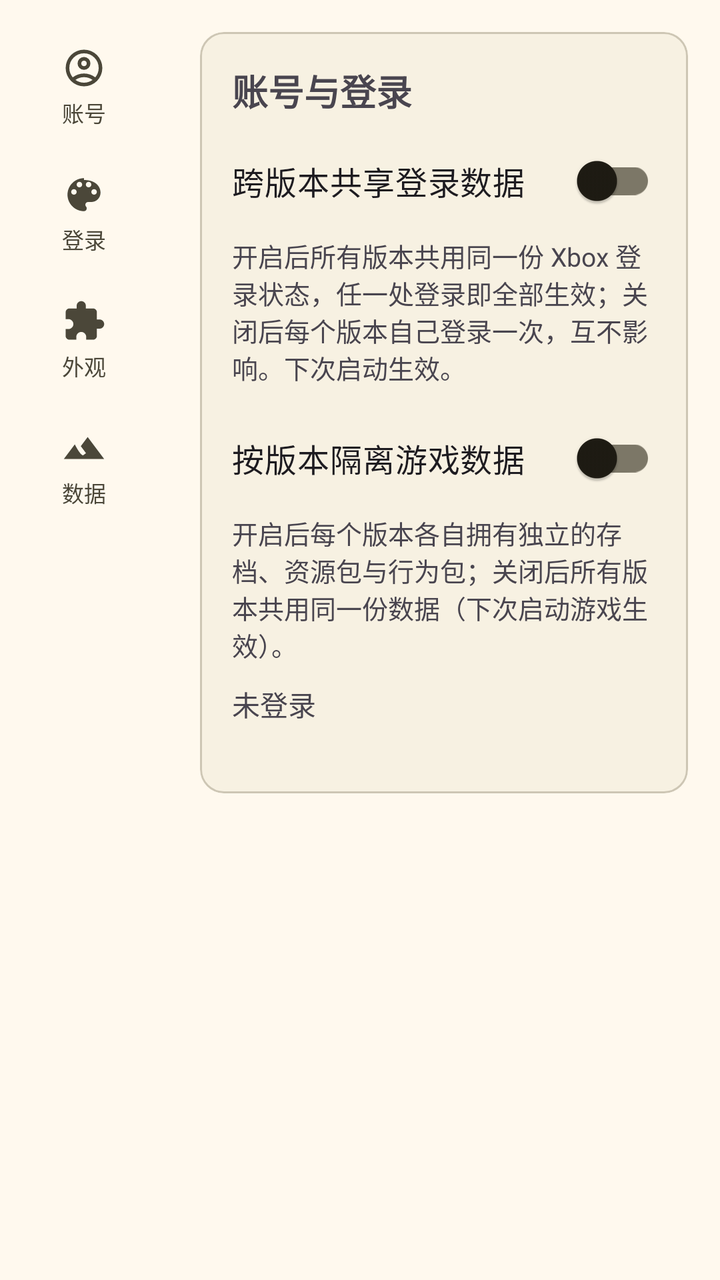
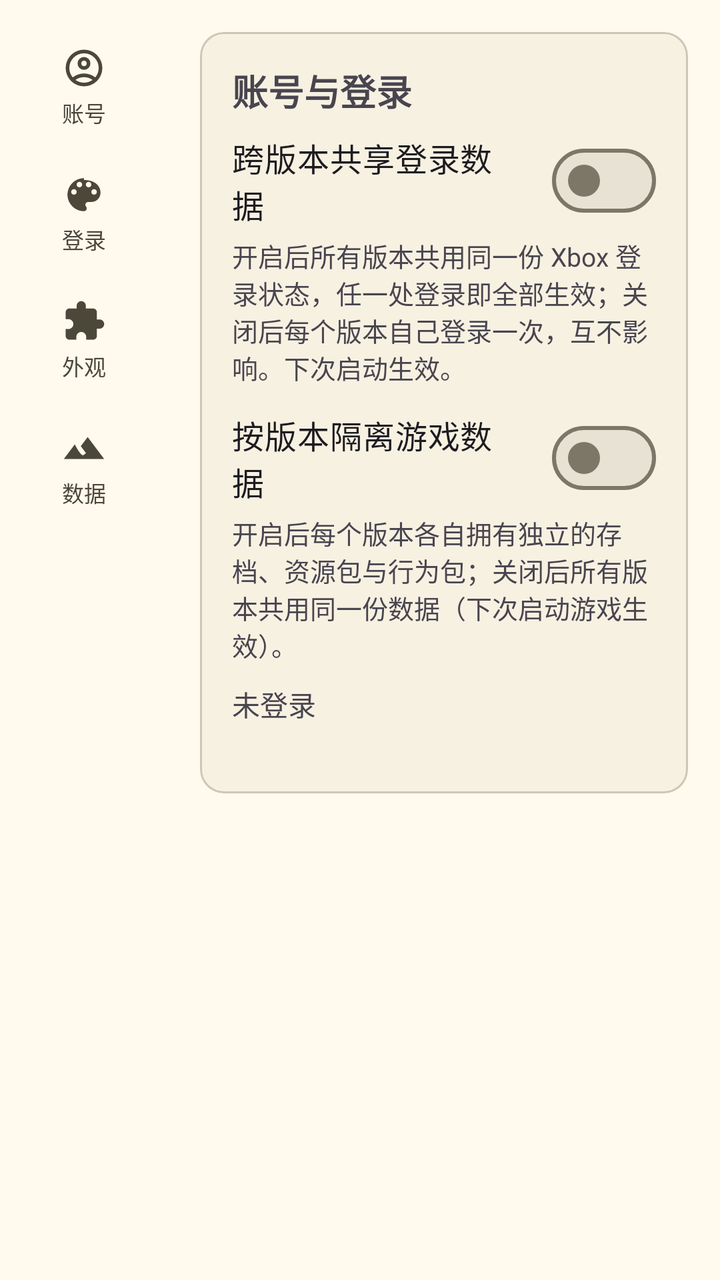

Compare the two renders of this Android layout. The source of the first and the diff that turns it into the second are given below.
<!-- AndroidManifest.xml: application theme AppTheme -->
<!-- res/layout/fragment_setting.xml -->
<?xml version="1.0" encoding="utf-8"?>
<LinearLayout xmlns:android="http://schemas.android.com/apk/res/android"
    xmlns:app="http://schemas.android.com/apk/res-auto"
    android:layout_width="match_parent"
    android:layout_height="match_parent"
    android:background="?android:attr/colorBackground"
    android:orientation="horizontal">

    <ScrollView
        android:id="@+id/sidebar_scroll"
        android:layout_width="84dp"
        android:layout_height="match_parent"
        android:background="?android:attr/colorBackground"
        android:scrollbars="none">

        <LinearLayout
            android:id="@+id/sidebar"
            style="@style/Sidebar">

            <LinearLayout
                android:id="@+id/nav_account"
                style="@style/SidebarItem">

                <ImageView style="@style/SidebarItemIcon" android:src="@drawable/ic_account_circle" android:contentDescription="@null" />

                <TextView style="@style/SidebarItemText" android:text="@string/setting_nav_account" />
            </LinearLayout>

            <LinearLayout
                android:id="@+id/nav_login"
                style="@style/SidebarItem">

                <ImageView style="@style/SidebarItemIcon" android:src="@drawable/ic_nav_resource" android:contentDescription="@null" />

                <TextView style="@style/SidebarItemText" android:text="@string/setting_nav_login" />
            </LinearLayout>

            <LinearLayout
                android:id="@+id/nav_appearance"
                style="@style/SidebarItem">

                <ImageView style="@style/SidebarItemIcon" android:src="@drawable/ic_nav_behavior" android:contentDescription="@null" />

                <TextView style="@style/SidebarItemText" android:text="@string/setting_nav_appearance" />
            </LinearLayout>

            <LinearLayout
                android:id="@+id/nav_data"
                style="@style/SidebarItem">

                <ImageView style="@style/SidebarItemIcon" android:src="@drawable/ic_nav_world" android:contentDescription="@null" />

                <TextView style="@style/SidebarItemText" android:text="@string/setting_nav_data" />
            </LinearLayout>
        </LinearLayout>
    </ScrollView>

        <ScrollView
            android:layout_width="0dp"
            android:layout_height="match_parent"
            android:layout_weight="1"
            android:fillViewport="true">

            <LinearLayout
                android:layout_width="match_parent"
                android:layout_height="wrap_content"
                android:orientation="vertical"
                android:paddingStart="16dp"
                android:paddingTop="16dp"
                android:paddingEnd="16dp"
                android:paddingBottom="24dp">

                
                <LinearLayout
                    android:id="@+id/group_account"
                    android:layout_width="match_parent"
                    android:layout_height="wrap_content"
                    android:orientation="vertical">

                    <com.google.android.material.card.MaterialCardView
                        android:layout_width="match_parent"
                        android:layout_height="wrap_content"
                        app:cardCornerRadius="12dp"
                        app:cardElevation="1dp">

                        <LinearLayout
                            android:layout_width="match_parent"
                            android:layout_height="wrap_content"
                            android:orientation="vertical"
                            android:padding="16dp">

                            <TextView
                                android:layout_width="wrap_content"
                                android:layout_height="wrap_content"
                                android:text="@string/account_section_header"
                                android:textSize="18sp"
                                android:textStyle="bold" />

                            <com.google.android.material.switchmaterial.SwitchMaterial
                                android:id="@+id/identity_share"
                                android:layout_width="match_parent"
                                android:layout_height="wrap_content"
                                android:layout_marginTop="8dp"
                                android:text="@string/account_share_toggle"
                                android:textSize="16sp" />

                            <TextView
                                android:id="@+id/identity_summary"
                                android:layout_width="match_parent"
                                android:layout_height="wrap_content"
                                android:layout_marginTop="4dp"
                                android:text="@string/identity_share_summary"
                                android:textColor="?android:attr/textColorSecondary"
                                android:textSize="13sp" />

                            <com.google.android.material.switchmaterial.SwitchMaterial
                                android:id="@+id/version_isolation"
                                android:layout_width="match_parent"
                                android:layout_height="wrap_content"
                                android:layout_marginTop="12dp"
                                android:text="@string/setting_version_isolation_toggle"
                                android:textSize="16sp" />

                            <TextView
                                android:layout_width="match_parent"
                                android:layout_height="wrap_content"
                                android:layout_marginTop="4dp"
                                android:text="@string/setting_version_isolation_summary"
                                android:textColor="?android:attr/textColorSecondary"
                                android:textSize="13sp" />

                            <TextView
                                android:id="@+id/account_line"
                                android:layout_width="match_parent"
                                android:layout_height="wrap_content"
                                android:layout_marginTop="10dp"
                                android:text="@string/account_not_signed_in"
                                android:textSize="14sp" />

                            <TextView
                                android:id="@+id/identity_path"
                                android:layout_width="match_parent"
                                android:layout_height="wrap_content"
                                android:layout_marginTop="2dp"
                                android:textIsSelectable="true"
                                android:textSize="12sp"
                                android:typeface="monospace" />
                        </LinearLayout>
                    </com.google.android.material.card.MaterialCardView>
                </LinearLayout>

                
                <LinearLayout
                    android:id="@+id/group_login"
                    android:layout_width="match_parent"
                    android:layout_height="wrap_content"
                    android:orientation="vertical"
                    android:visibility="gone">

                    <com.google.android.material.card.MaterialCardView
                        android:layout_width="match_parent"
                        android:layout_height="wrap_content"
                        app:cardCornerRadius="12dp"
                        app:cardElevation="1dp">

                        <LinearLayout
                            android:layout_width="match_parent"
                            android:layout_height="wrap_content"
                            android:orientation="vertical"
                            android:padding="16dp">

                            <TextView
                                android:layout_width="wrap_content"
                                android:layout_height="wrap_content"
                                android:text="@string/account_login_method_header"
                                android:textSize="18sp"
                                android:textStyle="bold" />

                            <com.google.android.material.switchmaterial.SwitchMaterial
                                android:id="@+id/login_webview"
                                android:layout_width="match_parent"
                                android:layout_height="wrap_content"
                                android:layout_marginTop="8dp"
                                android:text="@string/account_webview_toggle"
                                android:textSize="16sp" />

                            <TextView
                                android:layout_width="match_parent"
                                android:layout_height="wrap_content"
                                android:layout_marginTop="4dp"
                                android:text="@string/account_webview_summary"
                                android:textColor="?android:attr/textColorSecondary"
                                android:textSize="13sp" />
                        </LinearLayout>
                    </com.google.android.material.card.MaterialCardView>
                </LinearLayout>

                
                <LinearLayout
                    android:id="@+id/group_appearance"
                    android:layout_width="match_parent"
                    android:layout_height="wrap_content"
                    android:orientation="vertical"
                    android:visibility="gone">

                    <com.google.android.material.card.MaterialCardView
                        android:layout_width="match_parent"
                        android:layout_height="wrap_content"
                        app:cardCornerRadius="12dp"
                        app:cardElevation="1dp">

                        <LinearLayout
                            android:layout_width="match_parent"
                            android:layout_height="wrap_content"
                            android:orientation="vertical"
                            android:padding="16dp">

                            <TextView
                                android:layout_width="wrap_content"
                                android:layout_height="wrap_content"
                                android:text="@string/setting_appearance_header"
                                android:textSize="18sp"
                                android:textStyle="bold" />

                            <com.google.android.material.switchmaterial.SwitchMaterial
                                android:id="@+id/auto_validate"
                                android:layout_width="match_parent"
                                android:layout_height="wrap_content"
                                android:layout_marginTop="8dp"
                                android:text="@string/setting_auto_validate_toggle"
                                android:textSize="16sp" />

                            <TextView
                                android:layout_width="match_parent"
                                android:layout_height="wrap_content"
                                android:layout_marginTop="4dp"
                                android:text="@string/setting_auto_validate_summary"
                                android:textColor="?android:attr/textColorSecondary"
                                android:textSize="13sp" />

                            <com.google.android.material.button.MaterialButton
                                android:id="@+id/clear_cache"
                                style="?attr/materialButtonOutlinedStyle"
                                android:layout_width="wrap_content"
                                android:layout_height="wrap_content"
                                android:layout_marginTop="12dp"
                                android:text="@string/setting_clear_cache_button"
                                app:cornerRadius="8dp" />
                        </LinearLayout>
                    </com.google.android.material.card.MaterialCardView>
                </LinearLayout>

                
                <LinearLayout
                    android:id="@+id/group_data"
                    android:layout_width="match_parent"
                    android:layout_height="wrap_content"
                    android:orientation="vertical"
                    android:visibility="gone">

                    <com.google.android.material.card.MaterialCardView
                        android:layout_width="match_parent"
                        android:layout_height="wrap_content"
                        app:cardCornerRadius="12dp"
                        app:cardElevation="1dp">

                        <LinearLayout
                            android:layout_width="match_parent"
                            android:layout_height="wrap_content"
                            android:orientation="vertical"
                            android:padding="16dp">

                            <TextView
                                android:layout_width="wrap_content"
                                android:layout_height="wrap_content"
                                android:text="@string/setting_install_data_header"
                                android:textSize="18sp"
                                android:textStyle="bold" />

                            <TextView
                                android:id="@+id/version_line"
                                android:layout_width="match_parent"
                                android:layout_height="wrap_content"
                                android:layout_marginTop="8dp"
                                android:text="@string/setting_version_placeholder"
                                android:textSize="14sp" />

                            <TextView
                                android:id="@+id/instance_path"
                                android:layout_width="match_parent"
                                android:layout_height="wrap_content"
                                android:layout_marginTop="2dp"
                                android:textIsSelectable="true"
                                android:textSize="12sp"
                                android:typeface="monospace" />
                        </LinearLayout>
                    </com.google.android.material.card.MaterialCardView>

                    <com.google.android.material.card.MaterialCardView
                        android:layout_width="match_parent"
                        android:layout_height="wrap_content"
                        android:layout_marginTop="12dp"
                        app:cardCornerRadius="12dp"
                        app:cardElevation="1dp">

                        <LinearLayout
                            android:layout_width="match_parent"
                            android:layout_height="wrap_content"
                            android:orientation="vertical"
                            android:padding="16dp">

                            <TextView
                                android:layout_width="wrap_content"
                                android:layout_height="wrap_content"
                                android:text="@string/setting_runtime_header"
                                android:textSize="18sp"
                                android:textStyle="bold" />

                            <TextView
                                android:id="@+id/runtime_line"
                                android:layout_width="match_parent"
                                android:layout_height="wrap_content"
                                android:layout_marginTop="8dp"
                                android:text="@string/setting_runtime_not_started"
                                android:textSize="14sp" />

                            <TextView
                                android:id="@+id/hook_line"
                                android:layout_width="match_parent"
                                android:layout_height="wrap_content"
                                android:layout_marginTop="2dp"
                                android:textColor="?android:attr/textColorSecondary"
                                android:textSize="13sp" />

                            <com.google.android.material.button.MaterialButton
                                android:id="@+id/rescan_plugins"
                                style="?attr/materialButtonOutlinedStyle"
                                android:layout_width="wrap_content"
                                android:layout_height="wrap_content"
                                android:layout_marginTop="10dp"
                                android:text="@string/setting_rescan_plugins_button"
                                app:cornerRadius="8dp" />
                        </LinearLayout>
                    </com.google.android.material.card.MaterialCardView>
                </LinearLayout>
            </LinearLayout>
        </ScrollView>
</LinearLayout>
<!-- resources referenced by this layout -->
<resources>
  <string name="account_login_method_header">登录方式</string>
  <string name="account_not_signed_in">未登录</string>
  <string name="account_section_header">账号与登录</string>
  <string name="account_share_toggle">跨版本共享登录数据</string>
  <string name="account_webview_summary">默认用系统浏览器打开微软登录页。开启后改用内置 WebView；若微软拒绝内嵌浏览器会自动回退到系统浏览器。</string>
  <string name="account_webview_toggle">在应用内使用 WebView 登录</string>
  <string name="identity_share_summary">开启后所有版本共用同一份 Xbox 登录状态，任一处登录即全部生效；关闭后每个版本自己登录一次，互不影响。下次启动生效。</string>
  <string name="setting_appearance_header">外观与启动</string>
  <string name="setting_auto_validate_summary">关闭后不再每次联网向 Xbox 校验，只按本地记录显示登录状态。</string>
  <string name="setting_auto_validate_toggle">启动前自动校验登录状态</string>
  <string name="setting_clear_cache_button">清除缓存</string>
  <string name="setting_install_data_header">安装与数据</string>
  <string name="setting_nav_account">账号</string>
  <string name="setting_nav_appearance">外观</string>
  <string name="setting_nav_data">数据</string>
  <string name="setting_nav_login">登录</string>
  <string name="setting_rescan_plugins_button">重新扫描插件</string>
  <string name="setting_runtime_header">运行时</string>
  <string name="setting_runtime_not_started">运行时未启动</string>
  <string name="setting_version_isolation_toggle">按版本隔离游戏数据</string>
  <string name="setting_version_placeholder">版本：—</string>
  <color name="md_theme_primary">#6D5E0F</color>
  <color name="md_theme_onPrimary">#FFFFFF</color>
  <color name="md_theme_primaryContainer">#F8E287</color>
  <color name="md_theme_onPrimaryContainer">#534600</color>
  <color name="md_theme_secondary">#665E40</color>
  <color name="md_theme_onSecondary">#FFFFFF</color>
  <color name="md_theme_secondaryContainer">#EEE2BC</color>
  <color name="md_theme_onSecondaryContainer">#4E472A</color>
  <color name="md_theme_tertiary">#43664E</color>
  <color name="md_theme_onTertiary">#FFFFFF</color>
  <color name="md_theme_tertiaryContainer">#C5ECCE</color>
  <color name="md_theme_onTertiaryContainer">#2C4E38</color>
  <color name="md_theme_error">#BA1A1A</color>
  <color name="md_theme_onError">#FFFFFF</color>
  <color name="md_theme_errorContainer">#FFDAD6</color>
  <color name="md_theme_onErrorContainer">#93000A</color>
  <color name="md_theme_background">#FFF9EE</color>
  <color name="md_theme_onBackground">#1E1B13</color>
  <color name="md_theme_surface">#FFF9EE</color>
  <color name="md_theme_onSurface">#1E1B13</color>
  <color name="md_theme_surfaceVariant">#EAE2D0</color>
  <color name="md_theme_onSurfaceVariant">#4B4739</color>
  <color name="md_theme_outline">#7C7767</color>
  <color name="md_theme_outlineVariant">#CDC6B4</color>
  <color name="md_theme_inverseSurface">#333027</color>
  <color name="md_theme_inverseOnSurface">#F7F0E2</color>
  <color name="md_theme_inversePrimary">#DBC66E</color>
  <color name="md_theme_primaryFixed">#F8E287</color>
  <color name="md_theme_onPrimaryFixed">#221B00</color>
  <color name="md_theme_primaryFixedDim">#DBC66E</color>
  <color name="md_theme_onPrimaryFixedVariant">#534600</color>
  <color name="md_theme_secondaryFixed">#EEE2BC</color>
  <color name="md_theme_onSecondaryFixed">#211B04</color>
  <color name="md_theme_secondaryFixedDim">#D1C6A1</color>
  <color name="md_theme_onSecondaryFixedVariant">#4E472A</color>
  <color name="md_theme_tertiaryFixed">#C5ECCE</color>
  <color name="md_theme_onTertiaryFixed">#00210F</color>
  <color name="md_theme_tertiaryFixedDim">#A9D0B3</color>
  <color name="md_theme_onTertiaryFixedVariant">#2C4E38</color>
  <color name="md_theme_surfaceDim">#E0D9CC</color>
  <color name="md_theme_surfaceBright">#FFF9EE</color>
  <color name="md_theme_surfaceContainerLowest">#FFFFFF</color>
  <color name="md_theme_surfaceContainerLow">#FAF3E5</color>
  <color name="md_theme_surfaceContainer">#F4EDDF</color>
  <color name="md_theme_surfaceContainerHigh">#EEE8DA</color>
  <color name="md_theme_surfaceContainerHighest">#E8E2D4</color>
  <!-- unchanged entries left out for length: 11 -->
</resources>

<!-- the commit's change to res/layout/fragment_setting.xml (unified diff, before → after) -->
@@ -96,7 +96,7 @@
                                 android:textSize="18sp"
                                 android:textStyle="bold" />
 
-                            <com.google.android.material.switchmaterial.SwitchMaterial
+                            <com.google.android.material.materialswitch.MaterialSwitch
                                 android:id="@+id/identity_share"
                                 android:layout_width="match_parent"
                                 android:layout_height="wrap_content"
@@ -113,7 +113,7 @@
                                 android:textColor="?android:attr/textColorSecondary"
                                 android:textSize="13sp" />
 
-                            <com.google.android.material.switchmaterial.SwitchMaterial
+                            <com.google.android.material.materialswitch.MaterialSwitch
                                 android:id="@+id/version_isolation"
                                 android:layout_width="match_parent"
                                 android:layout_height="wrap_content"
@@ -176,7 +176,7 @@
                                 android:textSize="18sp"
                                 android:textStyle="bold" />
 
-                            <com.google.android.material.switchmaterial.SwitchMaterial
+                            <com.google.android.material.materialswitch.MaterialSwitch
                                 android:id="@+id/login_webview"
                                 android:layout_width="match_parent"
                                 android:layout_height="wrap_content"
@@ -222,7 +222,7 @@
                                 android:textSize="18sp"
                                 android:textStyle="bold" />
 
-                            <com.google.android.material.switchmaterial.SwitchMaterial
+                            <com.google.android.material.materialswitch.MaterialSwitch
                                 android:id="@+id/auto_validate"
                                 android:layout_width="match_parent"
                                 android:layout_height="wrap_content"
